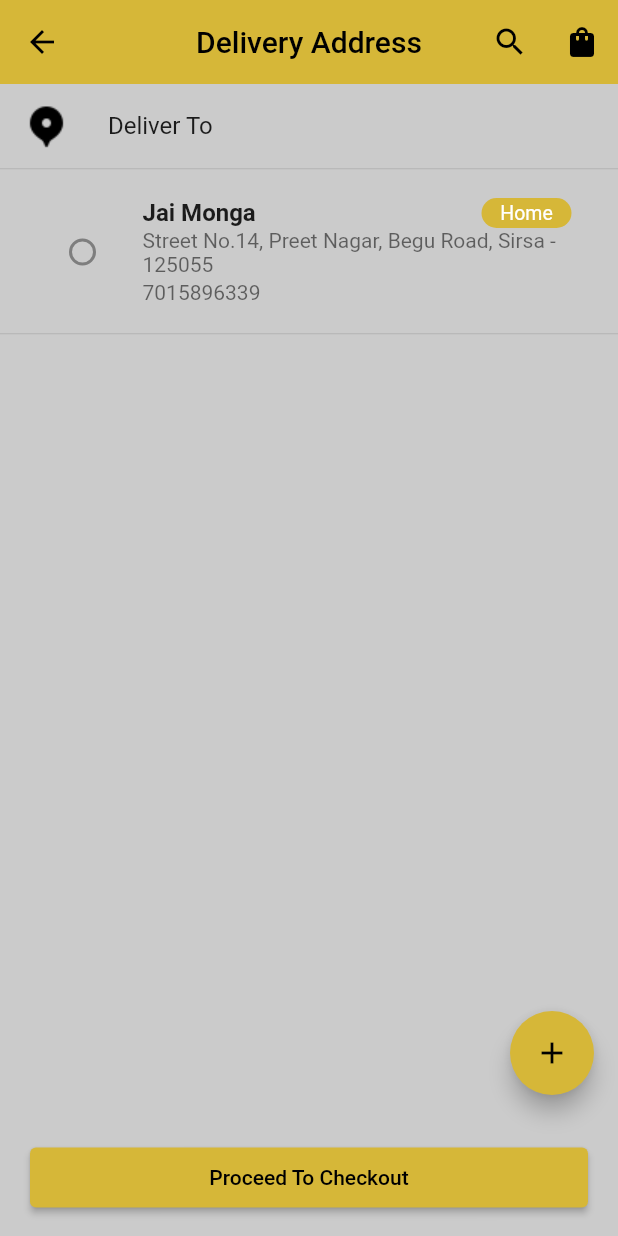
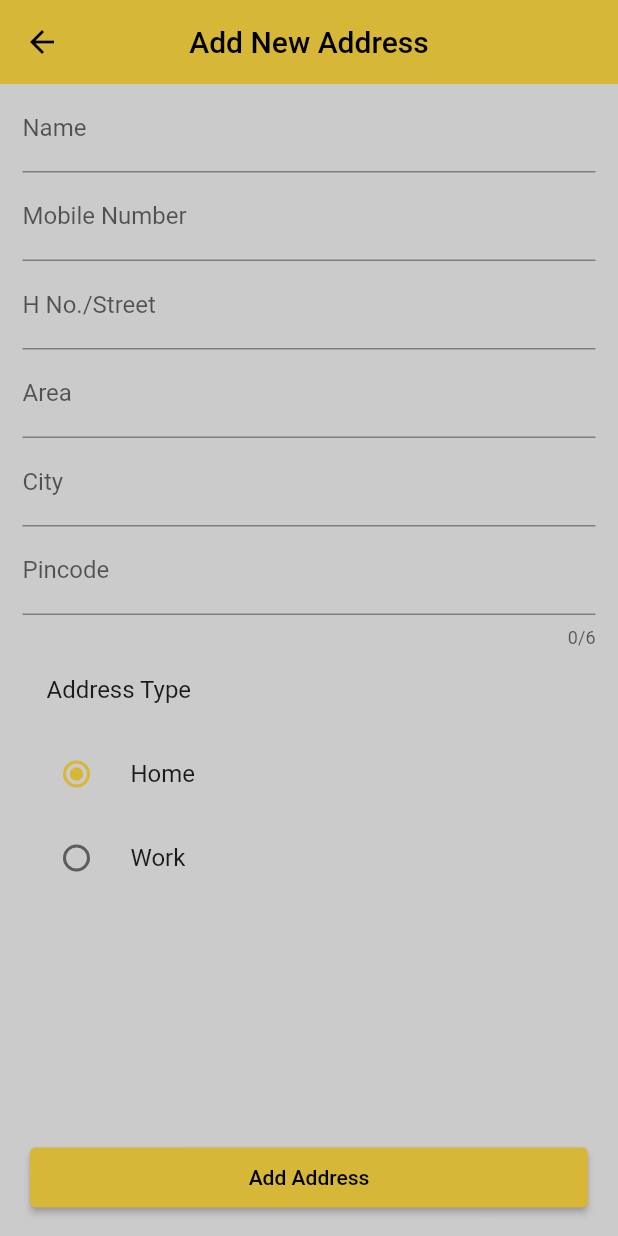
Before and after one commit to jaimonga420/veggies_app, a Flutter app: the AddressScreen screen opened by its route, after a tap on the "add" icon, on a phone screen of 412 x 824 dp. Run offline on Flutter 3.47's test engine with Material 2 defaults, Android fonts, the phone set to English and light mode, and no system bars; our stand-ins replace cloud_firestore, firebase_auth, firebase_core, flutter_svg, google_sign_in, shared_preferences; accounts and stored records are empty.

Commit message:
create order summary screen

```diff
--- a/lib/main.dart
+++ b/lib/main.dart
@@ -18,6 +18,8 @@ import './providers/wishlist_provider.dart';
 import './screens/wishlist_screen.dart';
 import './screens/checkout_screen.dart';
 import './screens/address_screen.dart';
+import './screens/add_address_screen.dart';
+import './screens/order_summary_screen.dart';
 
 void main() async {
   WidgetsFlutterBinding.ensureInitialized();
@@ -90,6 +92,8 @@ class _MyAppState extends State<MyApp> {
           '/wishlist-screen': (context) => const WishlistScreen(),
           '/checkout-screen': (context) => const CheckoutScreen(),
           '/address-screen' :(context) => const AddressScreen(),
+          '/add-address-screen' :(context) => const AddAddressScreen(),
+          '/order-summary-screen' :(context) => const OrderSummaryScreen(),
         },
       ),
     );
--- /dev/null
+++ b/lib/screens/add_address_screen.dart
@@ -0,0 +1,118 @@
+import 'package:flutter/material.dart';
+
+import '../ui/colors.dart';
+import '../widgets/custom_textformfield.dart';
+
+class AddAddressScreen extends StatefulWidget {
+  const AddAddressScreen({Key? key}) : super(key: key);
+
+  static const routeName = '/add-address-screen';
+
+  @override
+  State<AddAddressScreen> createState() => _AddAddressScreenState();
+}
+
+enum Addresstypes { home, work }
+
+class _AddAddressScreenState extends State<AddAddressScreen> {
+  var myAddressType = Addresstypes.home;
+  @override
+  Widget build(BuildContext context) {
+    TextEditingController nameController = TextEditingController();
+    TextEditingController phoneController = TextEditingController();
+    TextEditingController streetController = TextEditingController();
+    TextEditingController areaController = TextEditingController();
+    TextEditingController cityController = TextEditingController();
+    TextEditingController pincodeController = TextEditingController();
+    return Scaffold(
+      backgroundColor: AppColor.scaffoldColor,
+      appBar: AppBar(
+        elevation: 0,
+        iconTheme: const IconThemeData(color: Colors.black),
+        backgroundColor: AppColor.primaryColor,
+        title: const Text(
+          'Add New Address',
+          style: TextStyle(color: Colors.black),
+        ),
+        centerTitle: true,
+      ),
+      bottomNavigationBar: Padding(
+        padding: const EdgeInsets.symmetric(horizontal: 20, vertical: 15),
+        child: ElevatedButton(
+          onPressed: () {},
+          style: ButtonStyle(
+              fixedSize: MaterialStateProperty.resolveWith<Size>(
+                  (states) => Size(double.maxFinite, 40))),
+          child: const Text('Add Address'),
+        ),
+      ),
+      body: Padding(
+        padding: const EdgeInsets.symmetric(horizontal: 15),
+        child: ListView(
+          children: [
+            CustomTextFormField(
+              label: 'Name',
+              keyboardType: TextInputType.name,
+              textEditingController: nameController,
+              hintText: 'Jai Monga',
+            ),
+            CustomTextFormField(
+              label: 'Mobile Number',
+              keyboardType: TextInputType.phone,
+              textEditingController: phoneController,
+              hintText: 'Ex. 7896856870',
+            ),
+            CustomTextFormField(
+              label: 'H No./Street',
+              keyboardType: TextInputType.streetAddress,
+              textEditingController: streetController,
+              hintText: '',
+            ),
+            CustomTextFormField(
+              label: 'Area',
+              keyboardType: TextInputType.streetAddress,
+              textEditingController: areaController,
+              hintText: '',
+            ),
+            CustomTextFormField(
+              label: 'City',
+              keyboardType: TextInputType.text,
+              textEditingController: cityController,
+              hintText: '',
+            ),
+            CustomTextFormField(
+              label: 'Pincode',
+              keyboardType: TextInputType.number,
+              textEditingController: pincodeController,
+              hintText: '',
+              maxLength: 6,
+            ),
+            const ListTile(
+              title: Text('Address Type'),
+            ),
+            RadioListTile(
+              value: Addresstypes.home,
+              groupValue: myAddressType,
+              onChanged: (value) {
+                setState(() {
+                  myAddressType = value as Addresstypes;
+                });
+              },
+              title: const Text('Home'),
+            ),
+            RadioListTile(
+              value: Addresstypes.work,
+              groupValue: myAddressType,
+              onChanged: (value) {
+                setState(() {
+                  myAddressType = value as Addresstypes;
+                });
+              },
+              title: const Text('Work'),
+            )
+          ],
+        ),
+      ),
+    );
+  }
+}
--- a/lib/screens/address_screen.dart
+++ b/lib/screens/address_screen.dart
@@ -3,6 +3,8 @@ import 'package:flutter/material.dart';
 import '../ui/colors.dart';
 import '../widgets/custom_appbar.dart';
 import '../widgets/address_item.dart';
+import './add_address_screen.dart';
+import './order_summary_screen.dart';
 
 class AddressScreen extends StatelessWidget {
   const AddressScreen({Key? key}) : super(key: key);
@@ -13,17 +15,31 @@ class AddressScreen extends StatelessWidget {
   Widget build(BuildContext context) {
     return Scaffold(
       backgroundColor: AppColor.scaffoldColor,
-      appBar: CustomAppBar(title: 'Delivery Address'),
-      floatingActionButton:
-          FloatingActionButton(onPressed: () {}, child: Icon(Icons.add)),
+      appBar: AppBar(
+        elevation: 0,
+        iconTheme: const IconThemeData(color: Colors.black),
+        backgroundColor: AppColor.primaryColor,
+        title: const Text(
+          'Delivery Address',
+          style: TextStyle(color: Colors.black),
+        ),
+        centerTitle: true,
+      ),
+      floatingActionButton: FloatingActionButton(
+          onPressed: () {
+            Navigator.of(context).pushNamed(AddAddressScreen.routeName);
+          },
+          child: Icon(Icons.add)),
       bottomNavigationBar: Padding(
         padding: const EdgeInsets.symmetric(horizontal: 20, vertical: 15),
         child: ElevatedButton(
-          onPressed: () {},
+          onPressed: () {
+            Navigator.of(context).pushNamed(OrderSummaryScreen.routeName);
+          },
           style: ButtonStyle(
               fixedSize: MaterialStateProperty.resolveWith<Size>(
                   (states) => Size(double.maxFinite, 40))),
-          child: Text('Proceed To Checkout'),
+          child: const Text('Proceed To Checkout'),
         ),
       ),
       body: ListView(
@@ -38,11 +54,12 @@ class AddressScreen extends StatelessWidget {
           Column(
             children: [
               AddressItem(
-                  title: 'Jai Monga',
-                  address:
-                      'Street No.14, Preet Nagar, Begu Road, Sirsa - 125055',
-                  addressType: 'Home',
-                  phoneNumber: 7015896339)
+                title: 'Jai Monga',
+                address: 'Street No.14, Preet Nagar, Begu Road, Sirsa - 125055',
+                addressType: 'Home',
+                phoneNumber: 7015896339,
+                isFromOrderScreen: false,
+              )
             ],
           )
         ],
--- a/lib/widgets/address_item.dart
+++ b/lib/widgets/address_item.dart
@@ -8,6 +8,7 @@ class AddressItem extends StatelessWidget {
       required this.address,
       required this.addressType,
       required this.phoneNumber,
+      required this.isFromOrderScreen,
       Key? key})
       : super(key: key);
 
@@ -15,6 +16,7 @@ class AddressItem extends StatelessWidget {
   final String address;
   final int phoneNumber;
   final String addressType;
+  final bool isFromOrderScreen;
   @override
   Widget build(BuildContext context) {
     return Column(
@@ -22,7 +24,9 @@ class AddressItem extends StatelessWidget {
         Padding(
           padding: const EdgeInsets.symmetric(horizontal: 15, vertical: 15),
           child: ListTile(
-            leading: const Radio(
+            leading: isFromOrderScreen
+                ? null
+                : const Radio(
                     value: false,
                     onChanged: null,
                     groupValue: null,
@@ -34,6 +38,7 @@ class AddressItem extends StatelessWidget {
                   title,
                   style: const TextStyle(fontWeight: FontWeight.w600),
                 ),
+                if (isFromOrderScreen == false)
                   Container(
                     padding: const EdgeInsets.all(1),
                     width: 60,
@@ -44,7 +49,8 @@ class AddressItem extends StatelessWidget {
                     child: Center(
                       child: Text(
                         addressType,
-                      style: const TextStyle(color: Colors.white, fontSize: 13),
+                        style:
+                            const TextStyle(color: Colors.white, fontSize: 13),
                       ),
                     ),
                   ),
--- /dev/null
+++ b/lib/widgets/custom_textformfield.dart
@@ -0,0 +1,31 @@
+import 'package:flutter/material.dart';
+
+class CustomTextFormField extends StatelessWidget {
+  const CustomTextFormField(
+      {required this.label,
+      required this.keyboardType,
+      required this.textEditingController,
+      required this.hintText,
+      this.maxLength,
+      Key? key, })
+      : super(key: key);
+
+  final String label;
+  final String hintText;
+  final TextInputType keyboardType;
+  final TextEditingController textEditingController;
+  final int? maxLength;
+
+  @override
+  Widget build(BuildContext context) {
+    return TextFormField(
+      controller: textEditingController,
+      keyboardType: keyboardType,
+      maxLength: maxLength,
+      decoration: InputDecoration(
+        label: Text(label),
+        hintText: hintText,
+      ),
+    );
+  }
+}
--- a/lib/widgets/homescreen/app_drawer.dart
+++ b/lib/widgets/homescreen/app_drawer.dart
@@ -32,7 +32,7 @@ class _AppDrawerState extends State<AppDrawer> {
                   child: CircleAvatar(
                     radius: 40,
                     backgroundImage: NetworkImage(
-                        userProvider.getCurrentUserData!.userImage),
+                        userProvider.getCurrentUserData!.userImage)
                   ),
                 ),
                 const SizedBox(
```
Also changed, not shown: lib/screens/order_summary_screen.dart (added, +112 -0 lines), lib/widgets/order_item.dart (added, +82 -0 lines). Lines whose indentation alone changed are shown as unchanged.
